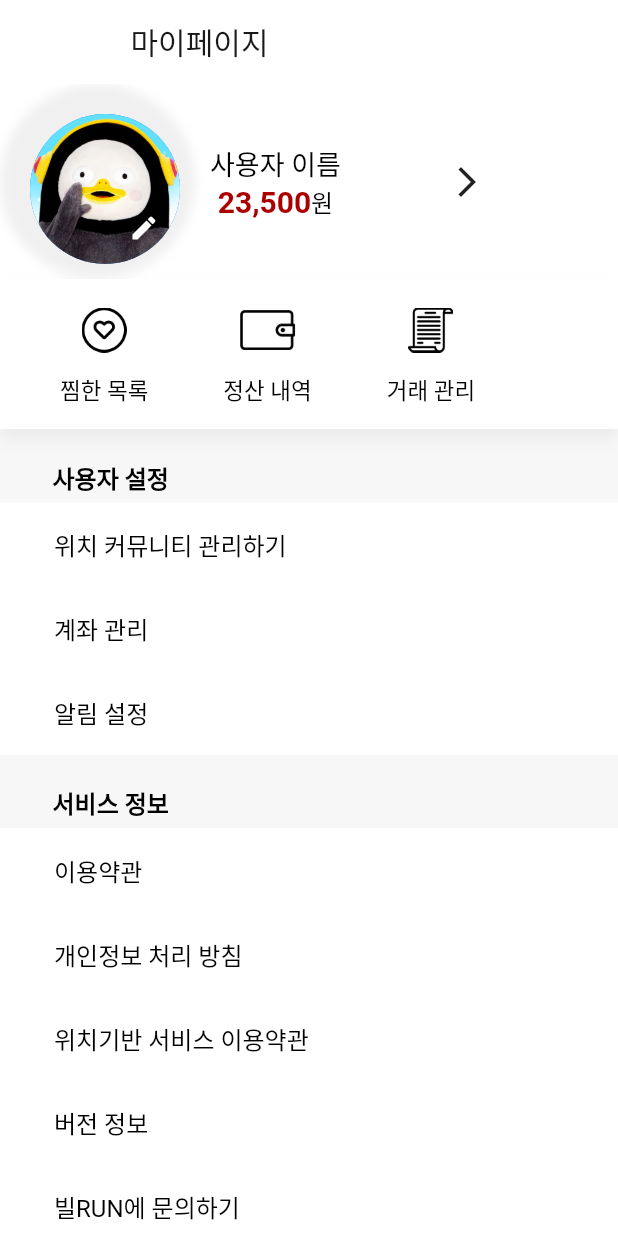
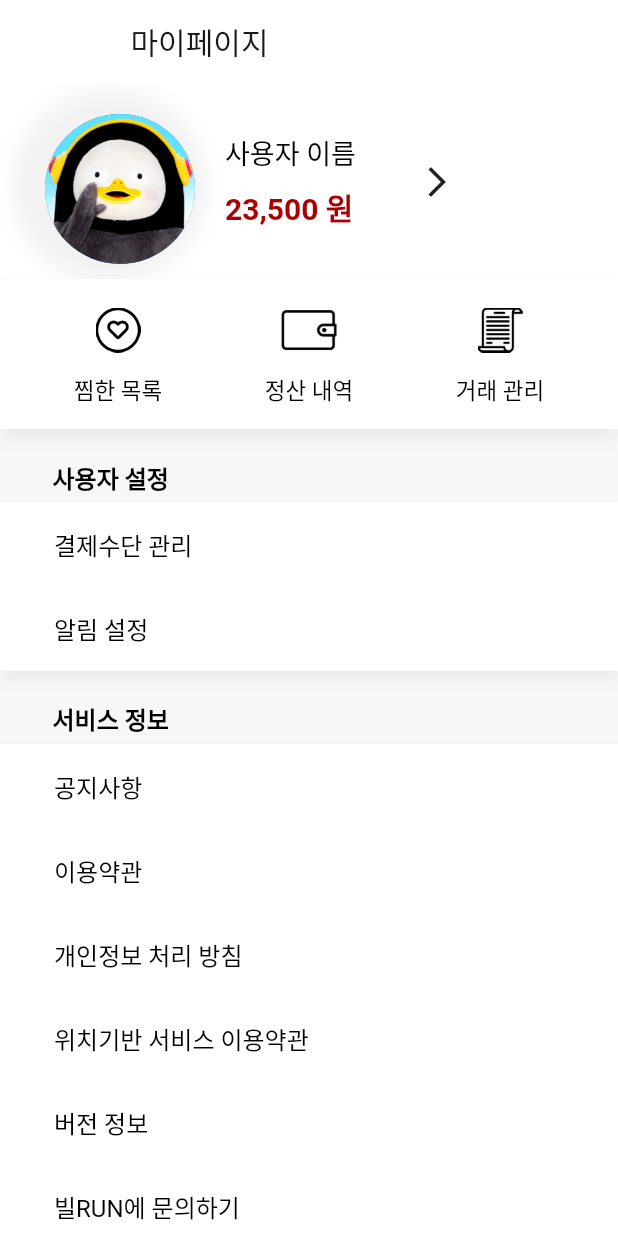
Before and after one commit to SRCdevvv/BillRun, a Flutter app: the MyPageScreen screen opened directly, on a phone screen of 412 x 824 dp. Run offline on Flutter 3.47's test engine with Material 2 defaults, Android fonts, the phone set to English and light mode, and no system bars; our stand-ins replace carousel_slider, geolocator, get, google_maps_flutter, hive, hive_flutter and 3 more; missing offline and left inert: auto_size_text_pk, kopo, multi_image_picker; accounts and stored records are empty; network calls fail; Roboto replaces fonts that are missing (NotoSansCJKkr); statements that could not run were skipped.

Commit message:
Update MyPage Design

```diff
--- a/bilrun/lib/main.dart
+++ b/bilrun/lib/main.dart
@@ -53,6 +53,7 @@ class _MyHomePageState extends State<MyHomePage> {
   final List<Widget> _children = [
     // ProfileDetailScreen(),
     //SetLocation(),
+
     LendMain(),
     RentMain(),
     // SelectUniv(),
--- a/bilrun/lib/screens/mypage/mypage_screen.dart
+++ b/bilrun/lib/screens/mypage/mypage_screen.dart
@@ -44,27 +44,23 @@ class _MyPageScreenState extends State<MyPageScreen> {
                 child: Column(
                   crossAxisAlignment: CrossAxisAlignment.start,
                   children: [
-                    //프로
                     Container(
                       width: Get.width,
                       //height: 140,
                       decoration: BoxDecoration(color: const Color(0xffffffff)),
                       child: Row(
                         children: <Widget>[
-                          //TODO 프로필 사진 바꾸기
-                          Stack(children: [
                           Container(
-                              padding:
-                                  const EdgeInsets.fromLTRB(20, 20, 10, 10),
+                            padding: EdgeInsets.fromLTRB(30, 20, 10, 10),
                             decoration: BoxDecoration(
                               color: Colors.transparent,
                               shape: BoxShape.circle,
                               //TODO 사진 그림자로 바꾸기
                               boxShadow: [
                                 BoxShadow(
-                                      color: const Color(0x0f000000),
-                                      offset: Offset(0, 0),
-                                      blurRadius: 5,
+                                    color: const Color(0x0d000000),
+                                    offset: Offset(3, 3),
+                                    blurRadius: 10,
                                     spreadRadius: 0)
                               ],
                             ),
@@ -74,28 +70,18 @@ class _MyPageScreenState extends State<MyPageScreen> {
                                   AssetImage('assets/images/main_1.jpg'),
                             ),
                           ),
-                            Positioned(
-                                bottom: 10,
-                                right: 10,
-                                child: IconButton(
-                                    icon: Icon(
-                                      Icons.edit,
-                                      size: 20,
-                                      color: Colors.white,
-                                    ),
-                                    onPressed: () {}))
-                          ]),
-                          //TODO 닉네임 바꾸기
+                          Row(
+                            mainAxisAlignment: MainAxisAlignment.spaceBetween,
+                            children: [
                               Padding(
-                            padding: const EdgeInsets.only(left: 10),
+                                padding:
+                                    const EdgeInsets.only(left: 10, right: 30),
                                 child: Column(
                                   crossAxisAlignment: CrossAxisAlignment.start,
                                   children: [
-                                Row(
-                                  children: [
-                                    Column(
-                                      children: [
-                                        Container(
+                                    Padding(
+                                      padding:
+                                          const EdgeInsets.only(bottom: 8.0),
                                       child: Text(
                                         '사용자 이름',
                                         style: TextStyle(
@@ -106,9 +92,7 @@ class _MyPageScreenState extends State<MyPageScreen> {
                                             fontSize: 18.0),
                                       ),
                                     ),
-                                        Row(
-                                          children: [
-                                            Text("23,500",
+                                    Text("23,500 원",
                                         style: TextStyle(
                                             color: mainRed,
                                             fontWeight: FontWeight.w700,
@@ -116,31 +100,15 @@ class _MyPageScreenState extends State<MyPageScreen> {
                                             fontStyle: FontStyle.normal,
                                             fontSize: 20.0),
                                         textAlign: TextAlign.left),
-                                            Text(
-                                              '원',
-                                              style: TextStyle(
-                                                fontSize: 16.0,
-                                                color: Colors.black,
-                                                fontWeight: FontWeight.normal,
+                                  ],
                                 ),
                               ),
-                                          ],
-                                        ),
-                                      ],
-                                    ),
-                                    Padding(
-                                      padding: const EdgeInsets.fromLTRB(
-                                          60, 0, 0, 0),
-                                      child: IconButton(
+                              IconButton(
                                   icon: Icon(Icons.arrow_forward_ios),
                                   onPressed: () {
                                     Get.to(ProfileDetailScreen());
                                   }),
-                                    ),
                             ],
-                                ),
-                              ],
-                            ),
                           ),
                         ],
                       ),
@@ -149,23 +117,20 @@ class _MyPageScreenState extends State<MyPageScreen> {
                     Container(
                       width: Get.width,
                       height: 100,
-                      decoration: BoxDecoration(boxShadow: [
-                        BoxShadow(
-                            color: const Color(0x0d000000),
-                            offset: Offset(0, 6),
-                            blurRadius: 8,
-                            spreadRadius: 0)
-                      ], color: const Color(0xffffffff)),
+                      decoration: shadowDeco(),
                       child: Row(
                         children: [
                           Flexible(
                             flex: 3,
                             child: Container(
                               padding: EdgeInsets.fromLTRB(15, 0, 15, 0),
-                              child: Row(children: <Widget>[
+                              child: Row(
+                                  mainAxisAlignment:
+                                      MainAxisAlignment.spaceAround,
+                                  children: <Widget>[
                                     Padding(
-                                  padding:
-                                      const EdgeInsets.fromLTRB(25, 15, 25, 15),
+                                      padding: const EdgeInsets.fromLTRB(
+                                          25, 15, 25, 15),
                                       child: Column(
                                         children: <Widget>[
                                           IconButton(
@@ -175,19 +140,21 @@ class _MyPageScreenState extends State<MyPageScreen> {
                                               width: 30,
                                               height: 30,
                                             ),
-                                        padding: EdgeInsets.only(bottom: 10.0),
+                                            padding:
+                                                EdgeInsets.only(bottom: 10.0),
                                           ),
                                           Text(
                                             "찜한 목록",
                                             style: TextStyle(
-                                            fontSize: 15, color: Colors.black),
+                                                fontSize: 15,
+                                                color: Colors.black),
                                           ),
                                         ],
                                       ),
                                     ),
                                     Padding(
-                                  padding:
-                                      const EdgeInsets.fromLTRB(25, 15, 25, 15),
+                                      padding: const EdgeInsets.fromLTRB(
+                                          25, 15, 25, 15),
                                       child: Column(
                                         children: <Widget>[
                                           IconButton(
@@ -197,19 +164,21 @@ class _MyPageScreenState extends State<MyPageScreen> {
                                               width: 40,
                                               height: 40,
                                             ),
-                                        padding: EdgeInsets.only(bottom: 10.0),
+                                            padding:
+                                                EdgeInsets.only(bottom: 10.0),
                                           ),
                                           Text(
                                             "정산 내역",
                                             style: TextStyle(
-                                            fontSize: 15, color: Colors.black),
+                                                fontSize: 15,
+                                                color: Colors.black),
                                           ),
                                         ],
                                       ),
                                     ),
                                     Padding(
-                                  padding:
-                                      const EdgeInsets.fromLTRB(25, 15, 25, 15),
+                                      padding: const EdgeInsets.fromLTRB(
+                                          25, 15, 25, 15),
                                       child: Column(
                                         children: <Widget>[
                                           IconButton(
@@ -221,12 +190,14 @@ class _MyPageScreenState extends State<MyPageScreen> {
                                               width: 30,
                                               height: 30,
                                             ),
-                                        padding: EdgeInsets.only(bottom: 10.0),
+                                            padding:
+                                                EdgeInsets.only(bottom: 10.0),
                                           ),
                                           Text(
                                             "거래 관리",
                                             style: TextStyle(
-                                            fontSize: 15, color: Colors.black),
+                                                fontSize: 15,
+                                                color: Colors.black),
                                           ),
                                         ],
                                       ),
@@ -253,15 +224,16 @@ class _MyPageScreenState extends State<MyPageScreen> {
                       ),
                     ),
 
-                    // 받은 평가
                     Padding(
                       padding: const EdgeInsets.only(top: 5, bottom: 20),
+                      child: Container(
+                        decoration: shadowDeco(),
                         child: Column(
                           children: [
-                          MypageMenu("위치 커뮤니티 관리하기", () {}),
-                          MypageMenu('계좌 관리', () {}),
+                            MypageMenu('결제수단 관리', () {}),
                             MypageMenu('알림 설정', () {}),
                           ],
+                        ),
                       ),
                     ),
 
@@ -277,11 +249,13 @@ class _MyPageScreenState extends State<MyPageScreen> {
                           textAlign: TextAlign.left),
                     ),
 
-                    // 받은 평가
                     Padding(
                       padding: const EdgeInsets.only(top: 5, bottom: 20),
+                      child: Container(
+                        decoration: shadowDeco(),
                         child: Column(
                           children: [
+                            MypageMenu("공지사항", () {}),
                             MypageMenu("이용약관", () {}),
                             MypageMenu('개인정보 처리 방침', () {}),
                             MypageMenu('위치기반 서비스 이용약관', () {}),
@@ -290,8 +264,11 @@ class _MyPageScreenState extends State<MyPageScreen> {
                           ],
                         ),
                       ),
+                    ),
 
-                    MypageMenu("계정관리", () {}),
+                    Container(
+                        decoration: shadowDeco(),
+                        child: MypageMenu("계정관리", () {})),
                   ],
                 ),
               ),
@@ -326,3 +303,13 @@ Widget MypageMenu(String title, GestureTapCallback) {
         onTap: GestureTapCallback),
   );
 }
+
+BoxDecoration shadowDeco() {
+  return BoxDecoration(boxShadow: [
+    BoxShadow(
+        color: const Color(0x0d000000),
+        offset: Offset(0, 6),
+        blurRadius: 8,
+        spreadRadius: 0)
+  ], color: const Color(0xffffffff));
+}
```
Also changed, not shown: 4 other files. Lines whose indentation alone changed are shown as unchanged.
